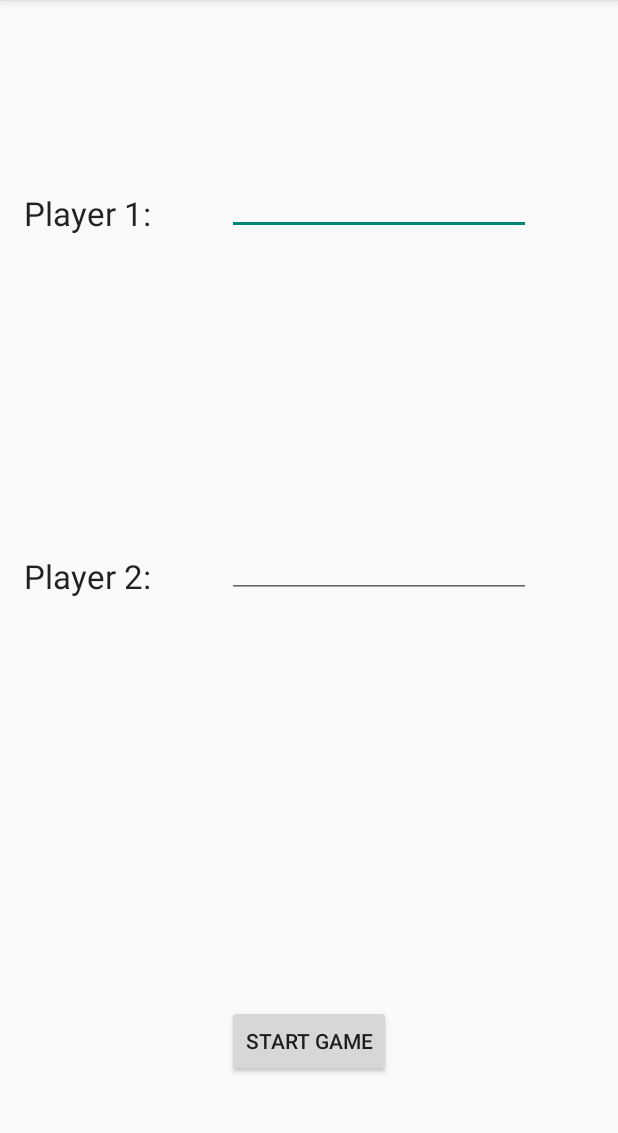
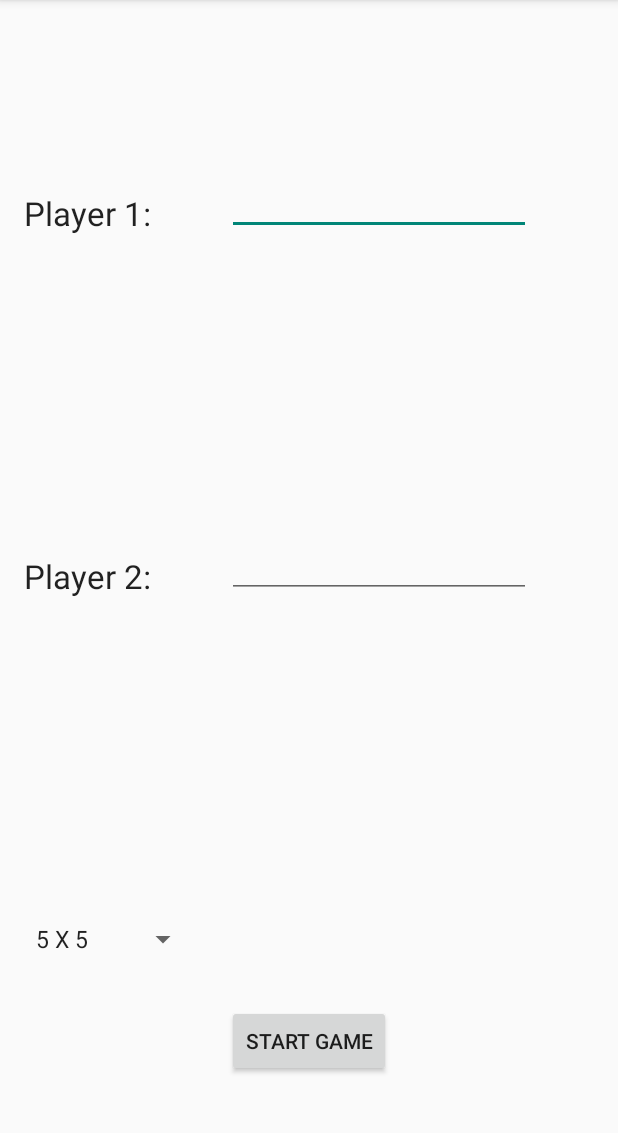
Before and after one commit to Jallal/SteamPunked-Android-game-, an Android app: the screen it shows after launch (MainActivity), on a phone screen of 412 x 824 dp, the part 84-1217 px from its top. Run offline under Robolectric (Android 15) with nearby library versions, the phone set to English and light mode, and no system bars.

```diff
--- a/app/src/main/java/edu/msu/becketta/steampunked/MainActivity.java
+++ b/app/src/main/java/edu/msu/becketta/steampunked/MainActivity.java
@@ -4,8 +4,20 @@ import android.content.Intent;
 import android.os.Bundle;
 import android.support.v7.app.AppCompatActivity;
 import android.view.View;
+import android.widget.AdapterView;
+import android.widget.ArrayAdapter;
+import android.widget.Spinner;
+import android.widget.TextView;
 
 public class MainActivity extends AppCompatActivity {
+
+
+    //member variable for the boardsize
+    GameView.dimension boardSize;
+
+
+    //set the playerOne and playerTwo names
+
 
     /**
      * Create the activity
@@ -15,7 +27,56 @@ public class MainActivity extends AppCompatActivity {
     protected void onCreate(Bundle savedInstanceState) {
         super.onCreate(savedInstanceState);
         setContentView(R.layout.activity_main);
+
+        /*
+         * Set up the spinner
+         */
+
+        // Create an ArrayAdapter using the string array and a default spinner layout
+        ArrayAdapter<CharSequence> adapter = ArrayAdapter.createFromResource(this,
+                R.array.field_sizes, android.R.layout.simple_spinner_item);
+
+        // Specify the layout to use when the list of choices appears
+        adapter.setDropDownViewResource(android.R.layout.simple_spinner_dropdown_item);
+
+        // Apply the adapter to the spinner
+        getSpinner().setAdapter(adapter);
+        getSpinner().setOnItemSelectedListener(new Spinner.OnItemSelectedListener() {
+
+            @Override
+            public void onItemSelected(AdapterView<?> arg0, View view,
+                                       int pos, long id) {
+                switch(pos){
+                    case 0:
+                        boardSize  = GameView.dimension.SMALL;
+                        break;
+                    case 1:
+                        boardSize = GameView.dimension.MEDIUM;
+                        break;
+                    case 2:
+                        boardSize = GameView.dimension.LARGE;
+                        break;
+                }
+
+
+            }
+
+            @Override
+            public void onNothingSelected(AdapterView<?> arg0) {
+            }
+
+        });
+
     }
+
+
+    /**
+     * The board size choice spinner
+     */
+    private Spinner getSpinner() {
+        return (Spinner) findViewById(R.id.spinnerFields);
+    }
+
 
     /**
      * Start the game activity
@@ -26,9 +87,14 @@ public class MainActivity extends AppCompatActivity {
 
         // TODO: get variable values from button and spinners views
         // Get player names from views and get board size from spinner
-        String playerOne = "";
-        String playerTwo = "";
-        GameView.dimension boardSize = GameView.dimension.SMALL;
+        //member variables for playerone and playertwo
+        TextView textview1 = (TextView) findViewById(R.id.player1);
+        String playerOne = textview1.getText().toString();
+        //String playerOne = findViewById(R.id.player1_label);
+        TextView textview2 = (TextView) findViewById(R.id.player2);
+        String playerTwo = textview2.getText().toString();
+
+
 
         intent.putExtra(GameActivity.PLAYER_ONE_NAME, playerOne);
         intent.putExtra(GameActivity.PLAYER_TWO_NAME, playerTwo);
--- a/app/src/main/res/layout/activity_main.xml
+++ b/app/src/main/res/layout/activity_main.xml
@@ -59,4 +59,14 @@
         android:layout_alignRight="@+id/player1"
         android:layout_alignEnd="@+id/player1" />
 
+    <Spinner
+        android:layout_width="wrap_content"
+        android:layout_height="wrap_content"
+        android:id="@+id/spinnerFields"
+        android:layout_marginBottom="32dp"
+        android:layout_above="@+id/startButton"
+        android:layout_alignParentLeft="true"
+        android:layout_alignParentStart="false"
+        />
+
 </RelativeLayout>
--- /dev/null
+++ b/app/src/main/res/values/array.xml
@@ -0,0 +1,9 @@
+<?xml version="1.0" encoding="utf-8"?>
+<resources>
+    <string-array name="field_sizes">
+        <item >5 X 5</item>
+        <item >10 X 10</item>
+        <item >20 X 20</item>
+    </string-array>
+
+</resources>
```
Also changed, not shown: 2 other files.
